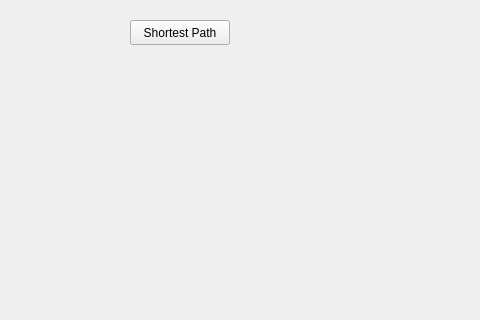
This is frontend/resource/GUI.ui in gintalk/network-visualization-main as Qt 5 draws it before an edit; both pictures show x 0 to 480 and y 0 to 320 of the 1165 by 752 pixel window. The edited form follows.
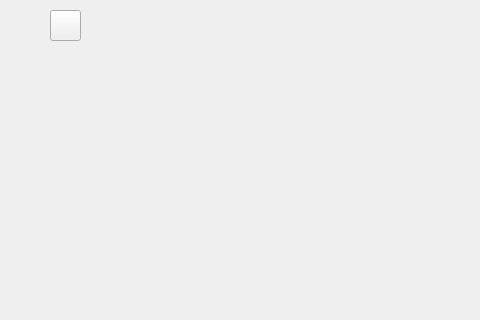
This is the edited form.

The edit to the form file:
```diff
--- a/frontend/resource/GUI.ui
+++ b/frontend/resource/GUI.ui
@@ -13,6 +13,12 @@
   <property name="windowTitle">
    <string>MainWindow</string>
   </property>
+  <property name="iconSize">
+   <size>
+    <width>16</width>
+    <height>16</height>
+   </size>
+  </property>
   <widget class="QWidget" name="containingwidget">
    <widget class="QWidget" name="centralwidget" native="true">
     <property name="geometry">
@@ -27,14 +33,20 @@
    <widget class="QPushButton" name="pushButton">
     <property name="geometry">
      <rect>
-      <x>130</x>
-      <y>20</y>
-      <width>100</width>
-      <height>25</height>
+      <x>50</x>
+      <y>10</y>
+      <width>31</width>
+      <height>31</height>
      </rect>
     </property>
     <property name="text">
-     <string>Shortest Path</string>
+     <string/>
+    </property>
+    <property name="iconSize">
+     <size>
+      <width>16</width>
+      <height>16</height>
+     </size>
     </property>
    </widget>
   </widget>
```
